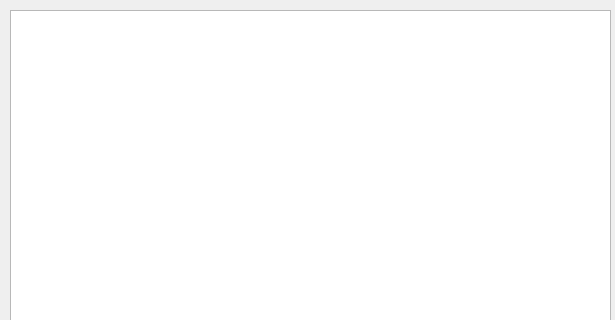
Old version of the form widget.ui in the repository Varenie/Race_on_Qt; both pictures show x 0 to 615 and y 0 to 320 of the 615 by 546 pixel window.
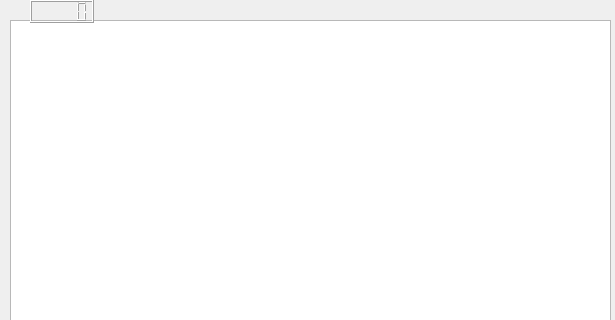
New version of the form.

```diff
--- a/widget.ui
+++ b/widget.ui
@@ -17,10 +17,32 @@
    <property name="geometry">
     <rect>
      <x>10</x>
-     <y>10</y>
+     <y>20</y>
      <width>601</width>
-     <height>531</height>
+     <height>521</height>
     </rect>
+   </property>
+   <property name="accessibleName">
+    <string/>
+   </property>
+   <property name="accessibleDescription">
+    <string/>
+   </property>
+   <property name="styleSheet">
+    <string notr="true"/>
+   </property>
+  </widget>
+  <widget class="QLCDNumber" name="lcdnumber">
+   <property name="geometry">
+    <rect>
+     <x>30</x>
+     <y>0</y>
+     <width>64</width>
+     <height>23</height>
+    </rect>
+   </property>
+   <property name="accessibleName">
+    <string extracomment="ап"/>
    </property>
   </widget>
  </widget>
```
